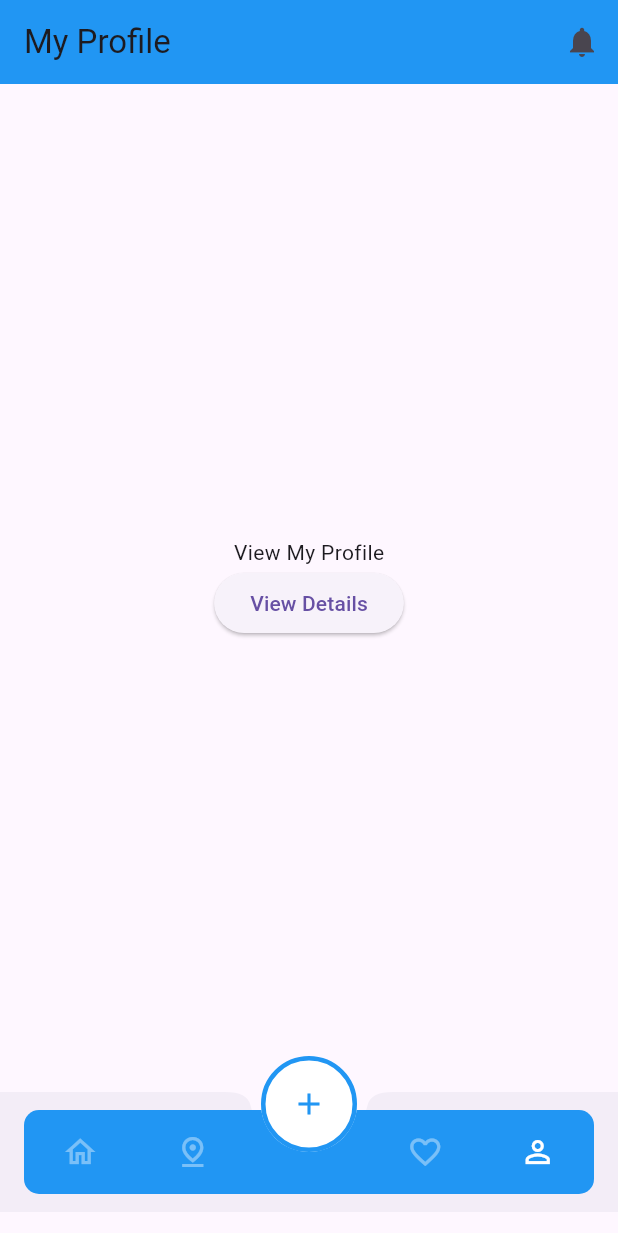
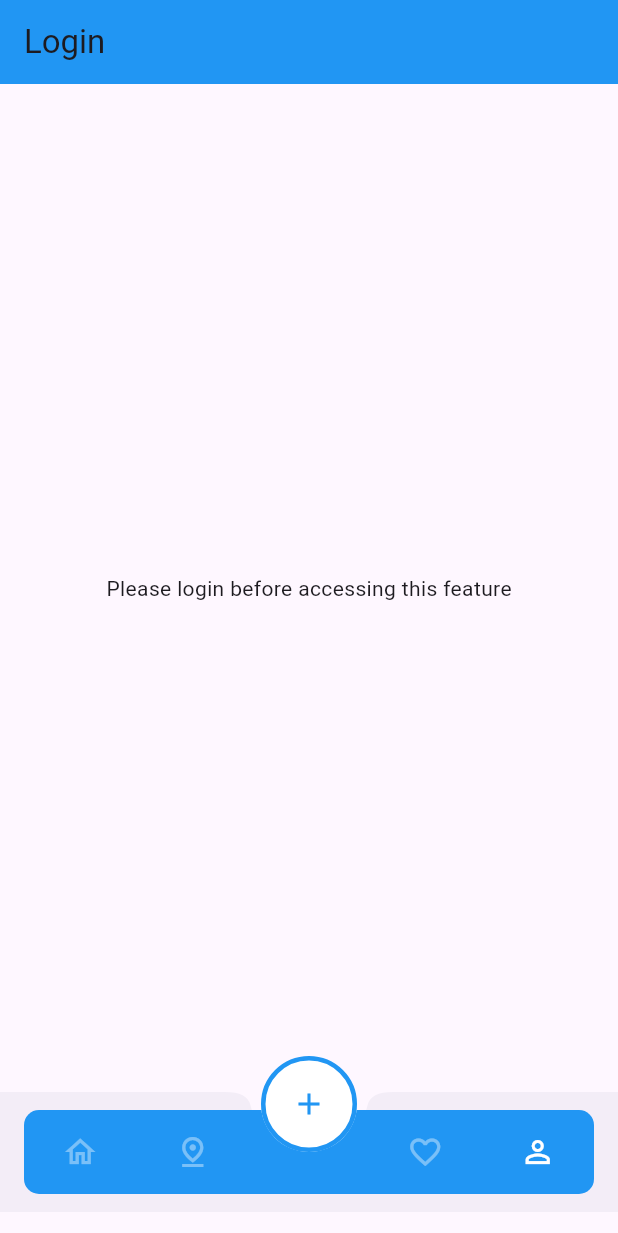
Before and after one commit to abhiroop43/flutter_restaurants_mobile_ui, a Flutter app: the screen it shows after launch, item 4 of the bottom bar chosen, on a phone screen of 412 x 824 dp. Shown: the top 1233 px of the screen. Run offline on Flutter 3.47's test engine with Material 3 defaults, Android fonts, the phone set to English and light mode, and no system bars.

Commit message:
feat: add LoginPage and update MainScreen navigation with new tab structure

```diff
--- /dev/null
+++ b/lib/login_page.dart
@@ -0,0 +1,19 @@
+import 'package:flutter/material.dart';
+import 'package:restaurants_mobile_ui/main.dart';
+
+class LoginPage extends StatelessWidget {
+  const LoginPage({super.key});
+
+  @override
+  Widget build(BuildContext context) {
+    return Scaffold(
+      appBar: AppBar(
+        title: Text('Login'),
+        backgroundColor: primaryColor,
+      ),
+      body: Center(
+        child: Text('Please login before accessing this feature'),
+      ),
+    );
+  }
+}
--- a/lib/main_screen.dart
+++ b/lib/main_screen.dart
@@ -1,8 +1,11 @@
 import 'package:flutter/material.dart';
+import 'package:restaurants_mobile_ui/login_page.dart';
 import 'package:restaurants_mobile_ui/main.dart';
 import 'package:restaurants_mobile_ui/nav_bar.dart';
 import 'package:restaurants_mobile_ui/nav_model.dart';
 import 'package:restaurants_mobile_ui/utils.dart';
+
+enum Tabs { none, home, maps, favorites, profile }
 
 class MainScreen extends StatefulWidget {
   const MainScreen({super.key});
@@ -13,8 +16,8 @@ class MainScreen extends StatefulWidget {
 
 class _MainScreenState extends State<MainScreen> {
   final homeNavKey = GlobalKey<NavigatorState>();
-  final searchNavKey = GlobalKey<NavigatorState>();
-  final notificationNavKey = GlobalKey<NavigatorState>();
+  final mapNavKey = GlobalKey<NavigatorState>();
+  final favoritesNavKey = GlobalKey<NavigatorState>();
   final profileNavKey = GlobalKey<NavigatorState>();
 
   int selectedTab = 0;
@@ -25,10 +28,11 @@ class _MainScreenState extends State<MainScreen> {
   void initState() {
     super.initState();
     items = [
-      NavModel(page: const TabPage(tab: 1), navKey: homeNavKey),
-      NavModel(page: const TabPage(tab: 2), navKey: searchNavKey),
-      NavModel(page: const TabPage(tab: 3), navKey: notificationNavKey),
-      NavModel(page: const TabPage(tab: 4), navKey: profileNavKey)
+      NavModel(page: TabPage(tab: Tabs.home.index), navKey: homeNavKey),
+      NavModel(page: TabPage(tab: Tabs.maps.index), navKey: mapNavKey),
+      NavModel(
+          page: TabPage(tab: Tabs.favorites.index), navKey: favoritesNavKey),
+      NavModel(page: LoginPage(), navKey: profileNavKey)
     ];
   }
 
```
